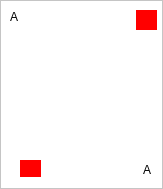
Above: src/cardview.ui from LeoNavel/klondike before the change. Below: the same form after it.
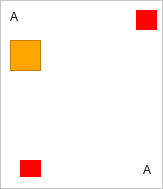
That is the form after the change. Icons and pictures are not drawn.

```diff
--- a/src/cardview.ui
+++ b/src/cardview.ui
@@ -111,6 +111,25 @@
     <string/>
    </property>
   </widget>
+  <widget class="QFrame" name="back">
+   <property name="geometry">
+    <rect>
+     <x>10</x>
+     <y>40</y>
+     <width>31</width>
+     <height>31</height>
+    </rect>
+   </property>
+   <property name="styleSheet">
+    <string notr="true">background-color: orange;</string>
+   </property>
+   <property name="frameShape">
+    <enum>QFrame::StyledPanel</enum>
+   </property>
+   <property name="frameShadow">
+    <enum>QFrame::Raised</enum>
+   </property>
+  </widget>
   <zorder>imageLabel</zorder>
   <zorder>numberBottomRight</zorder>
   <zorder>numberTopLeft</zorder>
```
Left out of the diff: 1 changed line with no effect on the pictures.
